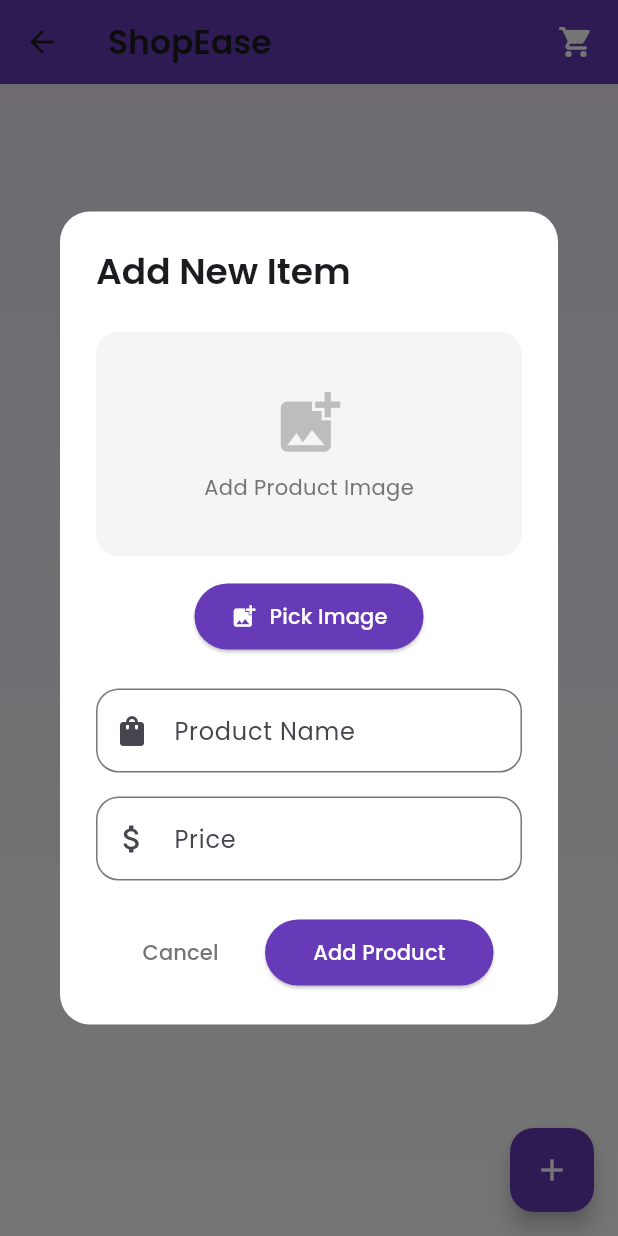
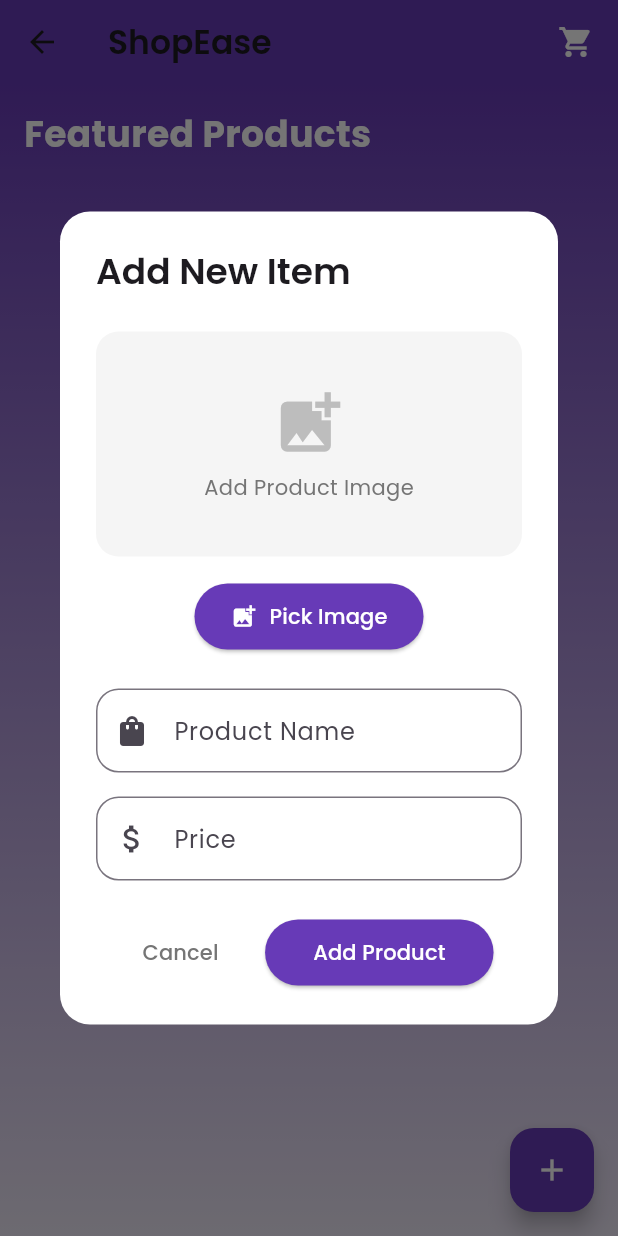
Before and after one commit to jamalihassan0307/Shopping-Ecommers-App-in-SQL, a Flutter app: the HomePage screen opened directly, after a tap on the "add" icon, on a phone screen of 412 x 824 dp. Run offline on Flutter 3.47's test engine with Material 3 defaults, Android fonts, the phone set to English and light mode, and no system bars; drawn by our look-alikes of flutter_animate; our stand-ins replace animated_text_kit, flutter_zoom_drawer, font_awesome_flutter, get, google_fonts, image_picker and 2 more; accounts and stored records are empty.

Commit message:
Refactor ShopItemModel and HomePage: change isFavorite property to private, update related logic in HomePage and ItemDetail for improved encapsulation and consistency. Add ShopItemListing widget for better item display management.

```diff
--- a/lib/models/ItemModel.dart
+++ b/lib/models/ItemModel.dart
@@ -74,9 +74,11 @@ class ShopItemModel {
   final String image;
   final double price;
   final double rating;
-  bool isFavorite;
+  bool _isFavorite;
   String? description;
   int? shopId;
+
+  bool get isFavorite => _isFavorite;
 
   ShopItemModel({
     required this.id,
@@ -84,10 +86,10 @@ class ShopItemModel {
     required this.image,
     required this.price,
     required this.rating,
-    this.isFavorite = false,
+    bool isFavorite = false,
     this.description,
     this.shopId,
-  });
+  }) : _isFavorite = isFavorite;
 
   factory ShopItemModel.fromMap(Map<String, dynamic> map) {
     return ShopItemModel(
@@ -109,7 +111,7 @@ class ShopItemModel {
       'image': image,
       'price': price,
       'rating': rating,
-      'isFavorite': isFavorite ? 1 : 0,
+      'isFavorite': _isFavorite ? 1 : 0,
       'description': description,
       'shop_id': shopId,
     };
--- a/lib/pages/HomePage.dart
+++ b/lib/pages/HomePage.dart
@@ -89,11 +89,28 @@ class _HomePageState extends State<HomePage> {
             begin: Alignment.topCenter,
             end: Alignment.bottomCenter,
             colors: [
+              Colors.deepPurple,
               Colors.deepPurple.shade50,
-              Colors.white,
             ],
           ),
         ),
+        child: Column(
+          crossAxisAlignment: CrossAxisAlignment.start,
+          children: [
+            Padding(
+              padding: const EdgeInsets.all(16.0),
+              child: Text(
+                "Featured Products",
+                style: GoogleFonts.poppins(
+                  fontSize: 24,
+                  fontWeight: FontWeight.bold,
+                  color: Colors.white,
+                ),
+              ).animate()
+                .fadeIn(duration: 600.ms)
+                .slideY(begin: -0.2, end: 0),
+            ),
+            Expanded(
               child: GetBuilder<HomePageController>(
                 init: controller,
                 builder: (_) => controller.isLoading.value
@@ -103,6 +120,9 @@ class _HomePageState extends State<HomePage> {
                       ),
                     )
                   : ShopItemListing(items: controller.items),
+              ),
+            ),
+          ],
         ),
       ),
          floatingActionButton: FloatingActionButton(
@@ -266,7 +286,7 @@ class _HomePageState extends State<HomePage> {
                                       int id = HomePageController.to.items.length + 1;
                                       var model = ShopItemModel(
                                         id: id,
-                                        fav: false,
+                                        isFavorite: false,
                                         rating: 3.5,
                                         price: double.tryParse(price.text) ?? 0.0,
                                         image: _image!.path,
@@ -390,7 +410,7 @@ class ItemView extends StatelessWidget {
                             color: Colors.transparent,
                             child: InkWell(
                               onTap: () {
-                                controller.setToFav(item.id, !item.fav);
+                                controller.setToFav(item.id);
                               },
                               borderRadius: BorderRadius.circular(20),
                               child: Container(
@@ -400,13 +420,13 @@ class ItemView extends StatelessWidget {
                                   shape: BoxShape.circle,
                                 ),
                                 child: Icon(
-                                  item.fav ? Icons.favorite : Icons.favorite_border,
-                                  color: item.fav ? Colors.red : Colors.grey,
+                                  item.isFavorite ? Icons.favorite : Icons.favorite_border,
+                                  color: item.isFavorite ? Colors.red : Colors.grey,
                                   size: 20,
                                 ),
                               ),
                             ),
-                          ).animate(target: item.fav ? 1 : 0)
+                          ).animate(target: item.isFavorite ? 1 : 0)
                             .scale(
                               duration: 300.ms,
                               curve: Curves.easeInOut,
--- a/lib/screens/favorites_screen.dart
+++ b/lib/screens/favorites_screen.dart
@@ -44,7 +44,7 @@ class FavoritesScreen extends StatelessWidget {
             );
           }
 
-          final favoriteItems = controller.items.where((item) => item.fav).toList();
+          final favoriteItems = controller.items.where((item) => item.isFavorite).toList();
 
           if (favoriteItems.isEmpty) {
             return Center(
@@ -155,7 +155,7 @@ class FavoritesScreen extends StatelessWidget {
                     Icons.favorite,
                     color: Colors.red,
                   ),
-                  onPressed: () => controller.setToFav(item.id, false),
+                  onPressed: () => controller.setToFav(item.id),
                 ),
               ],
             ),
```
Also changed, not shown: lib/pages/ItemDetail.dart (+6 -6 lines), lib/services/sqlService.dart (+5 -5 lines), lib/widgets/shop_item_listing.dart (added, +150 -0 lines). Lines whose indentation alone changed are shown as unchanged.
